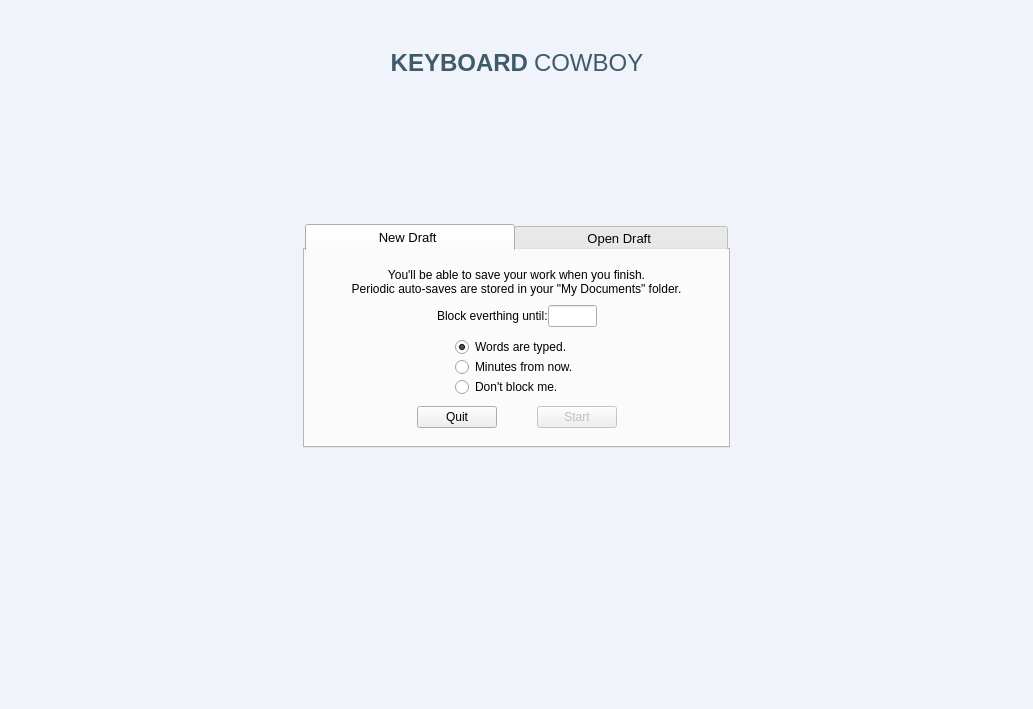
The window that designUi/optionWindow.ui (omarelshopky/DarkWriter) describes before a commit, drawn with Qt 5.
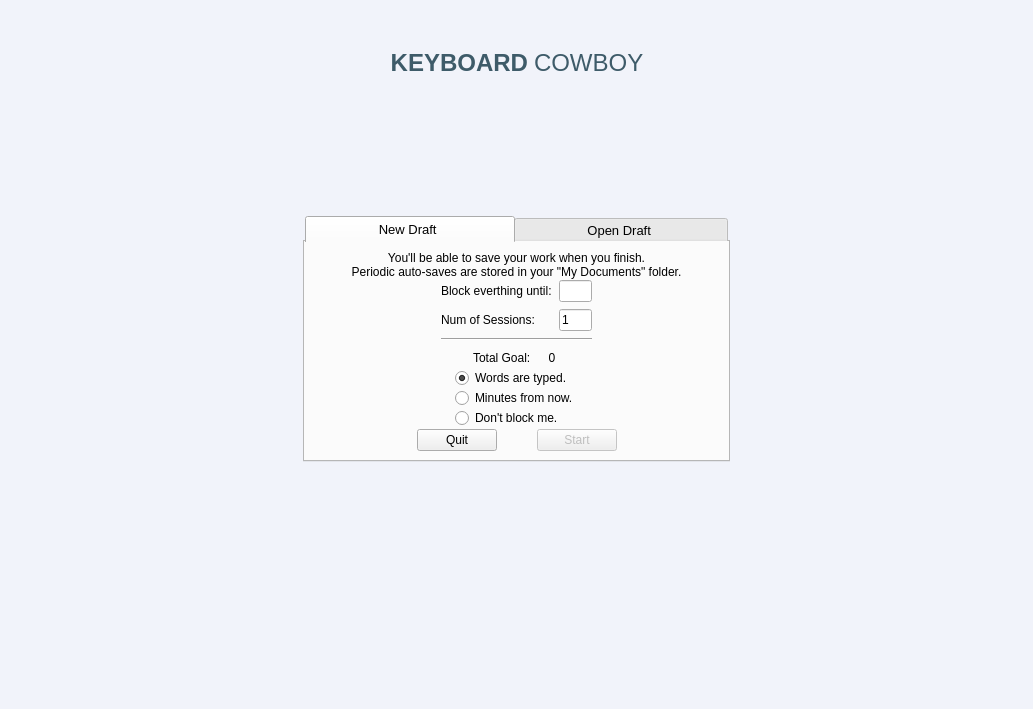
The same window after the commit.

Commit message: MULTSESS | Update option window design with new input field to session num

```diff
--- a/designUi/optionWindow.ui
+++ b/designUi/optionWindow.ui
@@ -148,7 +148,7 @@
        </spacer>
       </item>
       <item>
-       <layout class="QVBoxLayout" name="centerLayoutV" stretch="0,1,5,8,9">
+       <layout class="QVBoxLayout" name="centerLayoutV" stretch="0,1,5,9,9">
         <item>
          <spacer name="centerSpacerU">
           <property name="orientation">
@@ -451,7 +451,7 @@
            </attribute>
            <layout class="QVBoxLayout" name="ndCentralLayout">
             <item>
-             <layout class="QVBoxLayout" name="ndMainLayoutV" stretch="0,0,0,0,7,0,7,0,7,0">
+             <layout class="QVBoxLayout" name="ndMainLayoutV" stretch="0,0,0,0,10,0,7,0,7,0">
               <property name="spacing">
                <number>0</number>
               </property>
@@ -512,7 +512,7 @@
                </spacer>
               </item>
               <item>
-               <layout class="QHBoxLayout" name="ndBlockInputLayoutH" stretch="5,4,2,5">
+               <layout class="QHBoxLayout" name="ndBlockInputLayoutHO" stretch="5,6,5">
                 <item>
                  <spacer name="ndBlockInputSpacerL">
                   <property name="orientation">
@@ -527,23 +527,154 @@
                  </spacer>
                 </item>
                 <item>
-                 <widget class="QLabel" name="ndBlockInputLbl">
-                  <property name="font">
-                   <font>
-                    <pointsize>9</pointsize>
-                   </font>
+                 <layout class="QVBoxLayout" name="ndBlockInputLayoutVO" stretch="0,0,0">
+                  <property name="spacing">
+                   <number>7</number>
                   </property>
-                  <property name="text">
-                   <string>Block everthing until:</string>
-                  </property>
-                 </widget>
-                </item>
-                <item>
-                 <widget class="QLineEdit" name="ndBlockInput">
-                  <property name="frame">
-                   <bool>true</bool>
-                  </property>
-                 </widget>
+                  <item>
+                   <layout class="QHBoxLayout" name="ndBlockInputLayoutHI">
+                    <item>
+                     <layout class="QVBoxLayout" name="ndBlockInputLayoutVIL">
+                      <item>
+                       <widget class="QLabel" name="ndBlockInputLbl">
+                        <property name="font">
+                         <font>
+                          <pointsize>9</pointsize>
+                         </font>
+                        </property>
+                        <property name="text">
+                         <string>Block everthing until:</string>
+                        </property>
+                       </widget>
+                      </item>
+                      <item>
+                       <widget class="QLabel" name="ndSessionInputLbl">
+                        <property name="font">
+                         <font>
+                          <pointsize>9</pointsize>
+                         </font>
+                        </property>
+                        <property name="text">
+                         <string>Num of Sessions:</string>
+                        </property>
+                       </widget>
+                      </item>
+                     </layout>
+                    </item>
+                    <item>
+                     <spacer name="ndBlockInputSpacerBetween">
+                      <property name="orientation">
+                       <enum>Qt::Horizontal</enum>
+                      </property>
+                      <property name="sizeHint" stdset="0">
+                       <size>
+                        <width>40</width>
+                        <height>20</height>
+                       </size>
+                      </property>
+                     </spacer>
+                    </item>
+                    <item>
+                     <layout class="QVBoxLayout" name="ndBlockInputLayoutVIR">
+                      <item>
+                       <widget class="QLineEdit" name="ndBlockInput">
+                        <property name="frame">
+                         <bool>true</bool>
+                        </property>
+                       </widget>
+                      </item>
+                      <item>
+                       <widget class="QLineEdit" name="ndSessionInput">
+                        <property name="text">
+                         <string>1</string>
+                        </property>
+                        <property name="frame">
+                         <bool>true</bool>
+                        </property>
+                       </widget>
+                      </item>
+                     </layout>
+                    </item>
+                   </layout>
+                  </item>
+                  <item>
+                   <widget class="Line" name="ndTotalBlockLine">
+                    <property name="orientation">
+                     <enum>Qt::Horizontal</enum>
+                    </property>
+                   </widget>
+                  </item>
+                  <item>
+                   <layout class="QHBoxLayout" name="ndTotalBlockLayoutH" stretch="6,4,1,3,6">
+                    <item>
+                     <spacer name="ndTotalBlockSpacerL">
+                      <property name="orientation">
+                       <enum>Qt::Horizontal</enum>
+                      </property>
+                      <property name="sizeHint" stdset="0">
+                       <size>
+                        <width>40</width>
+                        <height>20</height>
+                       </size>
+                      </property>
+                     </spacer>
+                    </item>
+                    <item>
+                     <widget class="QLabel" name="ndTotalBlockLbl">
+                      <property name="font">
+                       <font>
+                        <pointsize>9</pointsize>
+                       </font>
+                      </property>
+                      <property name="text">
+                       <string>Total Goal:</string>
+                      </property>
+                     </widget>
+                    </item>
+                    <item>
+                     <spacer name="ndTotalBlockSpacerB">
+                      <property name="orientation">
+                       <enum>Qt::Horizontal</enum>
+                      </property>
+                      <property name="sizeHint" stdset="0">
+                       <size>
+                        <width>40</width>
+                        <height>20</height>
+                       </size>
+                      </property>
+                     </spacer>
+                    </item>
+                    <item>
+                     <widget class="QLabel" name="ndTotalBlockTxt">
+                      <property name="font">
+                       <font>
+                        <pointsize>9</pointsize>
+                       </font>
+                      </property>
+                      <property name="text">
+                       <string>0</string>
+                      </property>
+                      <property name="alignment">
+                       <set>Qt::AlignCenter</set>
+                      </property>
+                     </widget>
+                    </item>
+                    <item>
+                     <spacer name="ndTotalBlockSpacerR">
+                      <property name="orientation">
+                       <enum>Qt::Horizontal</enum>
+                      </property>
+                      <property name="sizeHint" stdset="0">
+                       <size>
+                        <width>40</width>
+                        <height>20</height>
+                       </size>
+                      </property>
+                     </spacer>
+                    </item>
+                   </layout>
+                  </item>
+                 </layout>
                 </item>
                 <item>
                  <spacer name="ndBlockInputSpacerR">
```
Left out of the diff: 165 changed lines with no effect on the pictures. The commit also changes 1 other file.
